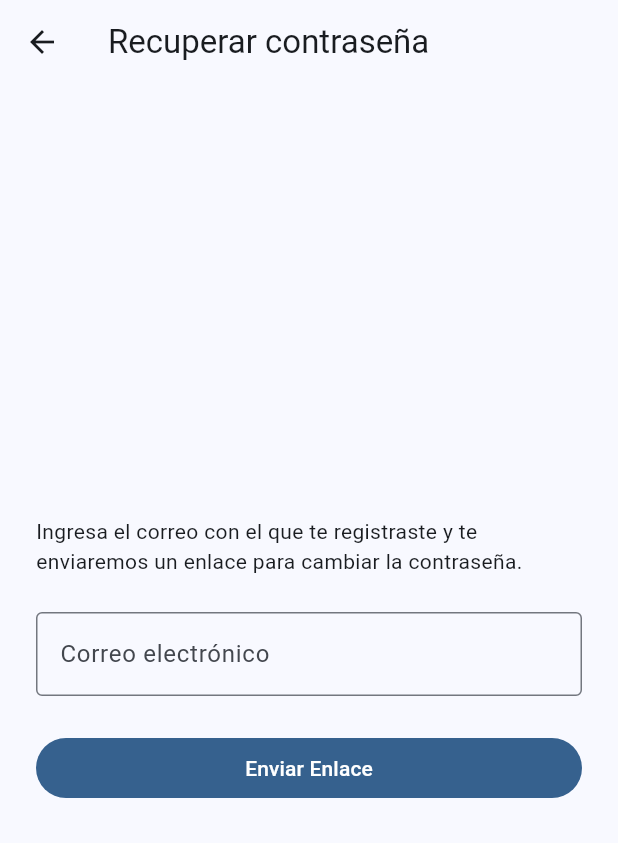
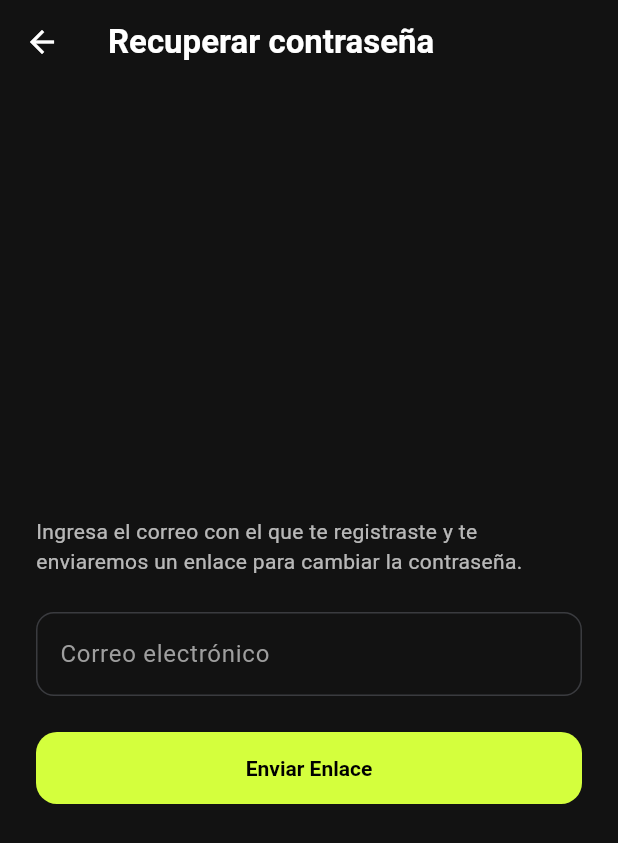
Before and after one commit to RamiroDAgnone/ClubRamiroDAgnone, a Flutter app: the screen it shows after launch, after a tap on "¿Olvidaste tu contraseña?", on a phone screen of 412 x 824 dp. Shown: the top 843 px of the screen. Run offline on Flutter 3.47's test engine with Material 3 defaults, Android fonts, the phone set to English and light mode, and no system bars; accounts and stored records are empty.

Commit message:
Theme Update

```diff
--- a/lib/main.dart
+++ b/lib/main.dart
@@ -1,25 +1,31 @@
 import "package:flutter/material.dart";
 import "screens/login/login_screen.dart";
 import "./screens/main_shell.dart";
+import "theme/app_theme.dart";
+import "theme/theme_controller.dart";
 
 void main() {
   runApp(const ClubRamiroDAgnoneApp());
 }
-
 
 class ClubRamiroDAgnoneApp extends StatelessWidget {
   const ClubRamiroDAgnoneApp({super.key});
 
   @override
   Widget build(BuildContext context) {
-    return MaterialApp(
-      title: "Club Ramiro D'Agnone",
-      debugShowCheckedModeBanner: false,
-      theme: ThemeData(
-        colorSchemeSeed: Colors.blue,
-        useMaterial3: true,
-      ),
-      home: const LoginScreen(),
+    // Rebuilds the app every time themeModeNotifier changes.
+    return ValueListenableBuilder<ThemeMode>(
+      valueListenable: themeModeNotifier,
+      builder: (context, mode, _) {
+        return MaterialApp(
+          title: "Club Ramiro D'Agnone",
+          debugShowCheckedModeBanner: false,
+          theme: AppTheme.light,
+          darkTheme: AppTheme.dark,
+          themeMode: mode,
+          home: const LoginScreen(),
+        );
+      },
     );
   }
 }
--- a/lib/screens/profile/profile_screen.dart
+++ b/lib/screens/profile/profile_screen.dart
@@ -4,6 +4,7 @@ import "../../utils/session.dart";
 import "profile_edit_form.dart";
 import "profile_header.dart";
 import "profile_info_card.dart";
+import "theme_mode_card.dart";
 
 class ProfileScreen extends StatefulWidget {
   final User user;
@@ -84,6 +85,8 @@ class _ProfileScreenState extends State<ProfileScreen> {
                     ),
                   ),
                 ),
+                const SizedBox(height: 16),
+                  const ThemeModeCard(),
                 const SizedBox(height: 24),
                 OutlinedButton(
                   onPressed: () => logout(context),
--- a/lib/theme/app_theme.dart
+++ b/lib/theme/app_theme.dart
@@ -1,79 +1,165 @@
 import "package:flutter/material.dart";
 
+// Colors that change between light and dark mode.
+class _Palette {
+  final Brightness brightness;
+  final Color background;
+  final Color surface;
+  final Color text;
+  final Color secondaryText;
+  final Color muted;
+  // Accent-like color that stays readable on this mode's surfaces
+  // (lime on dark, black on light).
+  final Color emphasis;
+  final Color border;
+
+  const _Palette({
+    required this.brightness,
+    required this.background,
+    required this.surface,
+    required this.text,
+    required this.secondaryText,
+    required this.muted,
+    required this.emphasis,
+    required this.border,
+  });
+}
+
+// Single place where the look of the whole app is defined.
+// Screens and widgets must take colors and shapes from the theme, not hardcode them.
 class AppTheme {
-  // Verde lima usado como color de acento en todo el sistema de diseño del TP
-  static const Color accent = Color(0xFFD4FF3D);
+  // Brand colors (same in both modes).
+  static const Color accent = Color(0xFFD4FF3D); // lime
   static const Color danger = Color(0xFFE5484D);
 
-  static ThemeData get light {
+  static const double buttonRadius = 14;
+  static const double cardRadius = 18;
+  static const double inputRadius = 12;
+
+  static const _dark = _Palette(
+    brightness: Brightness.dark,
+    background: Color(0xFF121212),
+    surface: Color(0xFF1E1F22),
+    text: Colors.white,
+    secondaryText: Colors.white70,
+    muted: Color(0xFF9E9E9E),
+    emphasis: accent,
+    border: Color(0xFF3A3B3F),
+  );
+
+  static const _light = _Palette(
+    brightness: Brightness.light,
+    background: Color(0xFFF7F7F8),
+    surface: Colors.white,
+    text: Colors.black,
+    secondaryText: Colors.black87,
+    muted: Color(0xFF757575),
+    emphasis: Colors.black,
+    border: Color(0xFFD9D9DE),
+  );
+
+  static ThemeData get dark => _build(_dark);
+  static ThemeData get light => _build(_light);
+
+  static ThemeData _build(_Palette p) {
+    final colorScheme = ColorScheme.fromSeed(
+      seedColor: accent,
+      brightness: p.brightness,
+    ).copyWith(
+      primary: accent,
+      onPrimary: Colors.black,
+      error: danger,
+      onSurfaceVariant: p.muted,
+    );
+
+    final buttonShape = RoundedRectangleBorder(
+      borderRadius: BorderRadius.circular(buttonRadius),
+    );
+    final cardShape = RoundedRectangleBorder(
+      borderRadius: BorderRadius.circular(cardRadius),
+    );
+    const buttonPadding = EdgeInsets.symmetric(vertical: 16);
+    const buttonText = TextStyle(fontWeight: FontWeight.w700);
+
+    OutlineInputBorder inputBorder(Color color, double width) {
+      return OutlineInputBorder(
+        borderRadius: BorderRadius.circular(inputRadius),
+        borderSide: BorderSide(color: color, width: width),
+      );
+    }
+
     return ThemeData(
       useMaterial3: true,
-      brightness: Brightness.light,
-      scaffoldBackgroundColor: const Color(0xFFF7F7F8),
-      colorScheme: ColorScheme.fromSeed(
-        seedColor: accent,
-        brightness: Brightness.light,
-      ).copyWith(primary: accent, error: danger),
-      appBarTheme: const AppBarTheme(
+      brightness: p.brightness,
+      colorScheme: colorScheme,
+      scaffoldBackgroundColor: p.background,
+      appBarTheme: AppBarTheme(
         backgroundColor: Colors.transparent,
         elevation: 0,
-        foregroundColor: Colors.black,
+        foregroundColor: p.text,
         centerTitle: false,
       ),
       cardTheme: CardThemeData(
         elevation: 0,
-        color: Colors.white,
+        color: p.surface,
         surfaceTintColor: Colors.transparent,
-        shape: RoundedRectangleBorder(borderRadius: BorderRadius.circular(18)),
+        shape: cardShape,
       ),
-      bottomNavigationBarTheme: const BottomNavigationBarThemeData(
-        backgroundColor: Colors.white,
-        selectedItemColor: Colors.black,
-        unselectedItemColor: Colors.grey,
+      bottomNavigationBarTheme: BottomNavigationBarThemeData(
+        backgroundColor: p.surface,
+        selectedItemColor: p.emphasis,
+        unselectedItemColor: p.muted,
         type: BottomNavigationBarType.fixed,
       ),
-      textTheme: const TextTheme(
-        headlineSmall: TextStyle(fontWeight: FontWeight.w800),
-        titleLarge: TextStyle(fontWeight: FontWeight.w700),
-        titleMedium: TextStyle(fontWeight: FontWeight.w700),
-        bodyMedium: TextStyle(color: Colors.black87),
+      bottomSheetTheme: BottomSheetThemeData(
+        backgroundColor: p.surface,
+        surfaceTintColor: Colors.transparent,
       ),
-    );
-  }
-
-  static ThemeData get dark {
-    const cardDark = Color(0xFF1E1F22);
-    return ThemeData(
-      useMaterial3: true,
-      brightness: Brightness.dark,
-      scaffoldBackgroundColor: const Color(0xFF121212),
-      colorScheme: ColorScheme.fromSeed(
-        seedColor: accent,
-        brightness: Brightness.dark,
-      ).copyWith(primary: accent, error: danger),
-      appBarTheme: const AppBarTheme(
-        backgroundColor: Colors.transparent,
-        elevation: 0,
-        foregroundColor: Colors.white,
-        centerTitle: false,
+      dialogTheme: DialogThemeData(
+        backgroundColor: p.surface,
+        surfaceTintColor: Colors.transparent,
+        shape: cardShape,
       ),
-      cardTheme: CardThemeData(
-        elevation: 0,
-        color: cardDark,
-        surfaceTintColor: Colors.transparent,
-        shape: RoundedRectangleBorder(borderRadius: BorderRadius.circular(18)),
+      filledButtonTheme: FilledButtonThemeData(
+        style: FilledButton.styleFrom(
+          backgroundColor: accent,
+          foregroundColor: Colors.black,
+          padding: buttonPadding,
+          shape: buttonShape,
+          textStyle: buttonText,
+        ),
       ),
-      bottomNavigationBarTheme: const BottomNavigationBarThemeData(
-        backgroundColor: cardDark,
-        selectedItemColor: accent,
-        unselectedItemColor: Colors.grey,
-        type: BottomNavigationBarType.fixed,
+      outlinedButtonTheme: OutlinedButtonThemeData(
+        style: OutlinedButton.styleFrom(
+          foregroundColor: p.text,
+          side: BorderSide(color: p.border),
+          padding: buttonPadding,
+          shape: buttonShape,
+          textStyle: buttonText,
+        ),
       ),
-      textTheme: const TextTheme(
-        headlineSmall: TextStyle(fontWeight: FontWeight.w800, color: Colors.white),
-        titleLarge: TextStyle(fontWeight: FontWeight.w700, color: Colors.white),
-        titleMedium: TextStyle(fontWeight: FontWeight.w700, color: Colors.white),
-        bodyMedium: TextStyle(color: Colors.white70),
+      textButtonTheme: TextButtonThemeData(
+        style: TextButton.styleFrom(foregroundColor: p.emphasis),
+      ),
+      inputDecorationTheme: InputDecorationThemeData(
+        border: inputBorder(p.border, 1),
+        enabledBorder: inputBorder(p.border, 1),
+        focusedBorder: inputBorder(p.emphasis, 2),
+      ),
+      textSelectionTheme: TextSelectionThemeData(
+        cursorColor: p.emphasis,
+        selectionHandleColor: p.emphasis,
+      ),
+      progressIndicatorTheme: ProgressIndicatorThemeData(color: p.emphasis),
+      snackBarTheme: SnackBarThemeData(
+        behavior: SnackBarBehavior.floating,
+        shape: buttonShape,
+      ),
+      textTheme: TextTheme(
+        headlineSmall: TextStyle(fontWeight: FontWeight.w800, color: p.text),
+        titleLarge: TextStyle(fontWeight: FontWeight.w700, color: p.text),
+        titleMedium: TextStyle(fontWeight: FontWeight.w700, color: p.text),
+        bodyMedium: TextStyle(color: p.secondaryText),
       ),
     );
   }
--- /dev/null
+++ b/lib/theme/theme_controller.dart
@@ -0,0 +1,3 @@
+import "package:flutter/material.dart";
+
+final ValueNotifier<ThemeMode> themeModeNotifier = ValueNotifier(ThemeMode.dark);
```
Also changed, not shown: lib/screens/profile/theme_mode_card.dart (added, +26 -0 lines).
